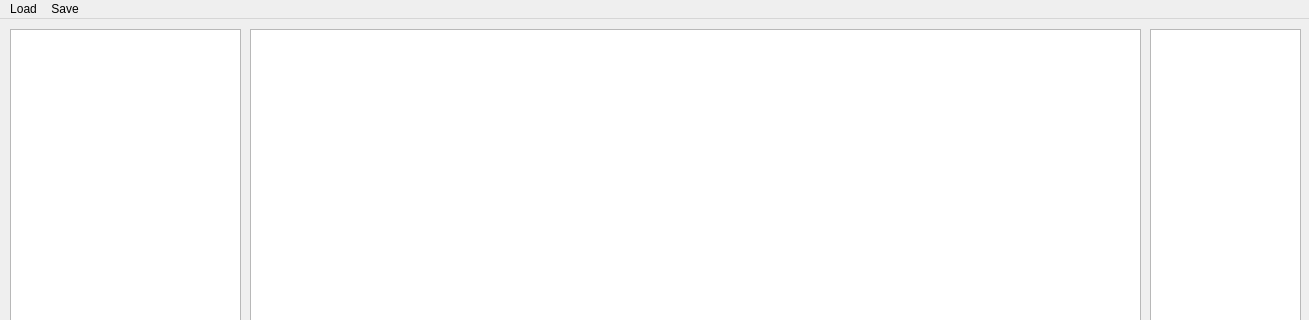
KevinUTAT/surviver_dot_IO, file vision/mainwindow.ui: the form before one commit; both pictures show x 0 to 1309 and y 0 to 320 of the 1309 by 742 pixel window.
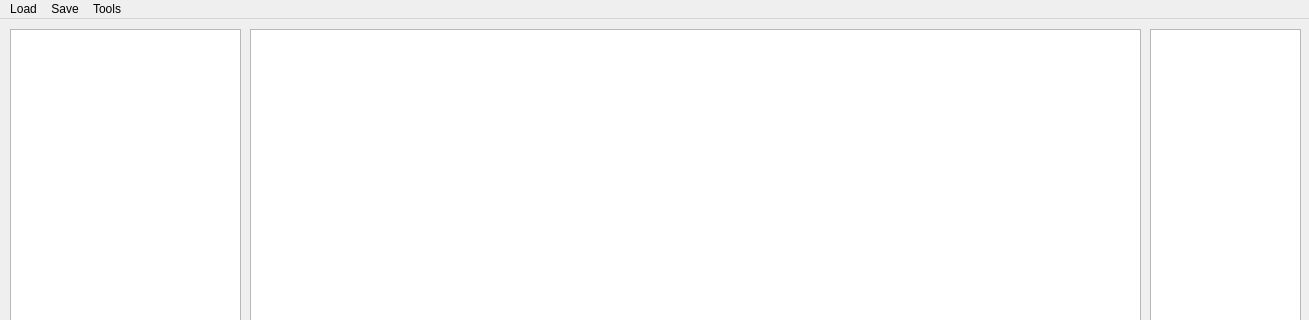
The form after the commit.

Commit message: ADS: add tool spliter

```diff
--- a/vision/mainwindow.ui
+++ b/vision/mainwindow.ui
@@ -92,8 +92,15 @@
     </property>
     <addaction name="actionTarget_Modifications"/>
    </widget>
+   <widget class="QMenu" name="menuTools">
+    <property name="title">
+     <string>Tools</string>
+    </property>
+    <addaction name="actionData_spliter"/>
+   </widget>
    <addaction name="menuLoad"/>
    <addaction name="menuSave"/>
+   <addaction name="menuTools"/>
   </widget>
   <widget class="QStatusBar" name="statusbar"/>
   <action name="loadAOAction">
```
Left out of the diff: 5 changed lines with no effect on the pictures. The commit also changes 2 other files.
